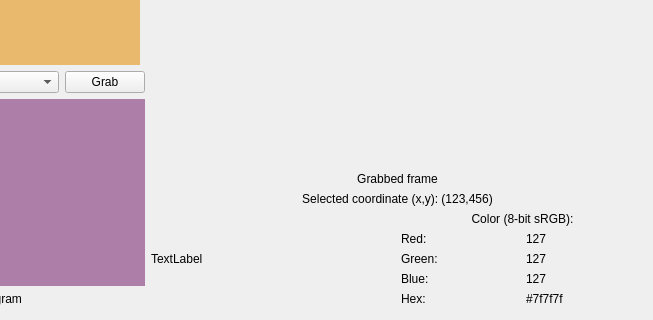
Above: ui_analyzer.ui from jljouannic/nageru before the change; both pictures show x 192 to 845 and y 136 to 456 of the 845 by 456 pixel window. Below: the same form after it.
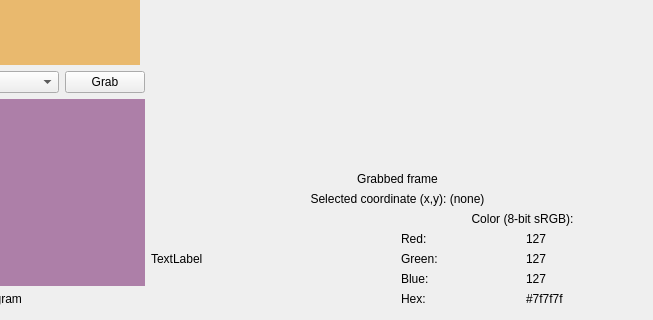
That is the form after the change. Custom widgets are drawn as their Qt base class.

Commit message: Implement the coordinate display in the analyzer.

```diff
--- a/ui_analyzer.ui
+++ b/ui_analyzer.ui
@@ -220,7 +220,7 @@
       <item>
        <widget class="QLabel" name="coord_label">
         <property name="text">
-         <string>Selected coordinate (x,y): (123,456)</string>
+         <string>Selected coordinate (x,y): (none)</string>
         </property>
         <property name="alignment">
          <set>Qt::AlignCenter</set>
```
The commit also changes 1 other file.
